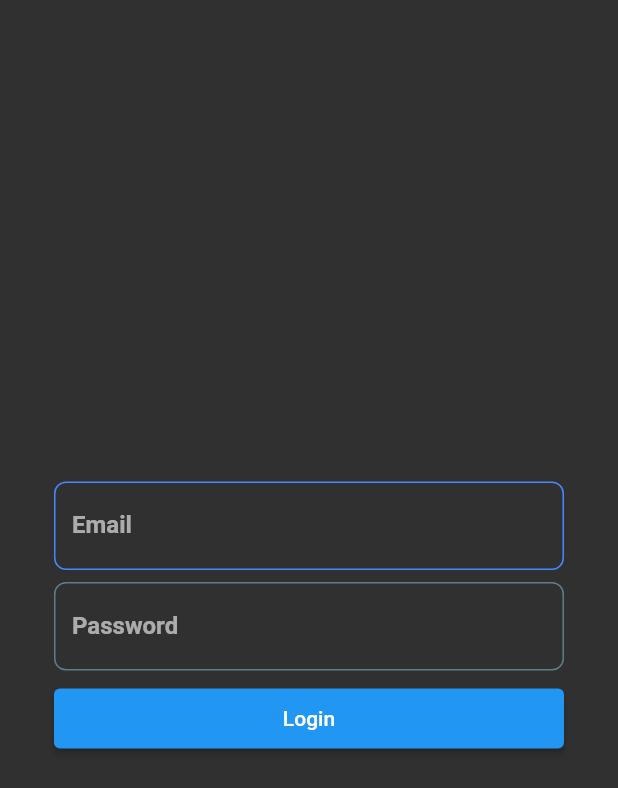
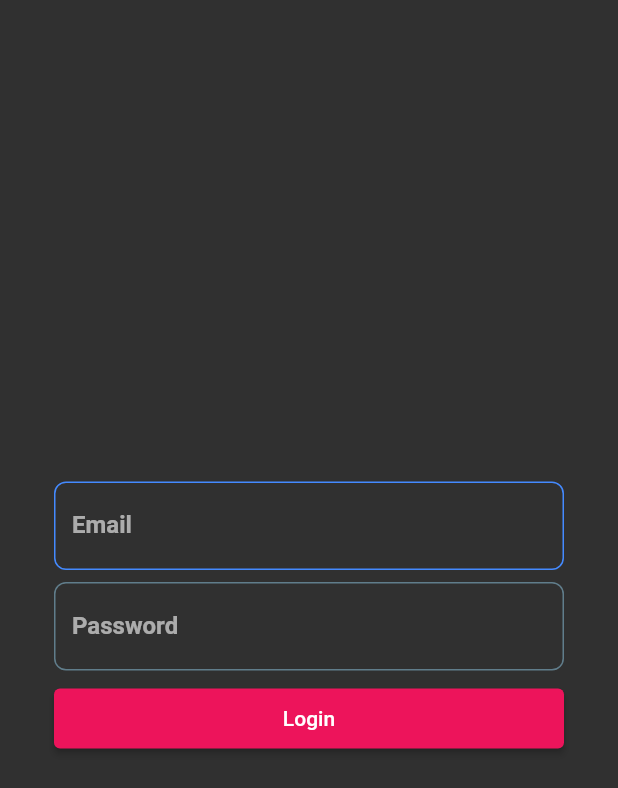
Before and after one commit to blackcodefan/flutter-starter, a Flutter app: the screen it shows after launch, on a phone screen of 412 x 824 dp. Shown: the top 788 px of the screen. Run offline on Flutter 3.47's test engine with Material 2 defaults, Android fonts, the phone set to English and light mode, and no system bars; our stand-ins replace auto_route, equatable, firebase_auth, firebase_core, flutter_bloc, form_validator and 2 more; accounts and stored records are empty; generated files the repository leaves out were written again.

```diff
--- /dev/null
+++ b/lib/auth/guard.dart
@@ -0,0 +1,16 @@
+import 'package:auto_route/auto_route.dart';
+import 'package:flutter_starter/global_bloc/index.dart';
+
+class AuthGuard extends AutoRouteGuard {
+  AuthBloc? authBloc;
+  AuthGuard({ this.authBloc });
+  @override
+  void onNavigation(NavigationResolver resolver, StackRouter router) {
+
+    if(authBloc?.state.authenticated == true){
+      resolver.next(false);
+    } else {
+        resolver.next(true);
+      }
+    }
+}
--- a/lib/auth/index.dart
+++ b/lib/auth/index.dart
@@ -1,2 +1,3 @@
 export 'models/index.dart';
 export 'screens/index.dart';
+export 'guard.dart';
--- a/lib/global_bloc/auth/auth_bloc.dart
+++ b/lib/global_bloc/auth/auth_bloc.dart
@@ -3,6 +3,7 @@ import 'package:flutter/material.dart';
 import 'package:equatable/equatable.dart';
 import 'package:flutter_bloc/flutter_bloc.dart';
 import 'package:flutter_starter/auth/index.dart';
+import 'package:flutter_starter/routes.gr.dart';
 
 part 'auth_bloc_event.dart';
 part 'auth_bloc_state.dart';
@@ -10,8 +11,10 @@ part 'auth_bloc_state.dart';
 class AuthBloc extends Bloc<AuthBlocEvent, AuthBlocState>{
 
   final BuildContext context;
+  final AppRouter router;
 
-  AuthBloc(this.context) : super(AuthState()){
+  AuthBloc(this.context, { required this.router }) : super(AuthState()){
+    router.authGuard.authBloc = this;
 
     FirebaseAuth.instance.userChanges().listen((User? user) {
       if (user == null) {
@@ -22,11 +25,16 @@ class AuthBloc extends Bloc<AuthBlocEvent, AuthBlocState>{
     });
 
     on<Authenticated>((event, emit) {
+      if (state.authenticated != true) {
+        router.replaceNamed('/home');
+      }
       emit(AuthBlocState.clone(state, authenticated: event.authenticated, user: event.user));
     });
 
-    on<UnAuthenticated>((event, emit) =>
-        emit(AuthBlocState.clone(state, authenticated: false, user: null)));
+    on<UnAuthenticated>((event, emit) {
+      emit(AuthBlocState.clone(state, authenticated: false, user: null));
+      router.replaceNamed('/login');
+    });
 
     on<UpDateAuthUser>((event, emit) => emit(AuthBlocState.clone(state, user: event.user)));
 
--- a/lib/main.dart
+++ b/lib/main.dart
@@ -2,6 +2,7 @@ import 'package:firebase_core/firebase_core.dart';
 import 'package:flutter/material.dart';
 import 'package:flutter_bloc/flutter_bloc.dart';
 import 'package:flutter_localizations/flutter_localizations.dart';
+import 'package:flutter_starter/auth/guard.dart';
 import 'package:flutter_starter/l10n/l10n.dart';
 import 'package:flutter_starter/routes.gr.dart';
 import 'package:flutter_starter/global_bloc/index.dart';
@@ -21,7 +22,7 @@ class App extends StatelessWidget {
   final SharedPreferences prefs;
   App({Key? key, required this.prefs}) : super(key: key);
 
-  final _appRouter = AppRouter();
+  final _appRouter = AppRouter(authGuard: AuthGuard());
 
   @override
   Widget build(BuildContext context) {
@@ -32,7 +33,7 @@ class App extends StatelessWidget {
               lazy: false,
               create: (_) => SettingsBloc(prefs)
           ),
-          BlocProvider<AuthBloc>(create: (_) => AuthBloc(_)),
+          BlocProvider<AuthBloc>(create: (_) => AuthBloc(_, router: _appRouter)),
         ],
         child: BlocBuilder<SettingsBloc, SettingsBlocState>(
           builder: (context, SettingsBlocState state) {
@@ -43,6 +44,7 @@ class App extends StatelessWidget {
                 title: 'Flutter Starter Application',
                 locale: state.locale,
                 supportedLocales: L10n.all,
+
                 localizationsDelegates: const [
                   AppLocalizations.delegate,
                   GlobalCupertinoLocalizations.delegate,
--- /dev/null
+++ b/lib/profile/index.dart
@@ -0,0 +1 @@
+export 'screens/index.dart';
--- /dev/null
+++ b/lib/profile/screens/index.dart
@@ -0,0 +1 @@
+export 'profile.dart';
--- /dev/null
+++ b/lib/shipment/index.dart
@@ -0,0 +1 @@
+export 'screens/index.dart';
--- /dev/null
+++ b/lib/shipment/screens/index.dart
@@ -0,0 +1 @@
+export 'shipments.dart';
--- /dev/null
+++ b/lib/store/index.dart
@@ -0,0 +1 @@
+export 'screens/index.dart';
--- /dev/null
+++ b/lib/store/screens/index.dart
@@ -0,0 +1 @@
+export 'store.dart';
--- a/lib/theme/dark.dart
+++ b/lib/theme/dark.dart
@@ -1,3 +1,15 @@
 part of 'package:flutter_starter/theme/index.dart';
 
-ThemeData darkTheme = ThemeData.dark();
+ThemeData darkTheme = ThemeData(
+    toggleableActiveColor: const Color(0xFFED145B),
+    inputDecorationTheme: const InputDecorationTheme(
+        focusedBorder: UnderlineInputBorder(
+            borderSide: BorderSide(color: Color(0xFF5A5B51))
+        )
+    ),
+    colorScheme: const ColorScheme.dark(
+      primary: Color(0xFFED145B),
+      onPrimary: Color(0xFFFFFFFF),
+      secondary: Color(0xFFED145B),
+    )
+);
--- a/lib/theme/light.dart
+++ b/lib/theme/light.dart
@@ -1,3 +1,17 @@
 part of 'package:flutter_starter/theme/index.dart';
 
-ThemeData lightTheme = ThemeData.light();
+ThemeData lightTheme = ThemeData(
+    toggleableActiveColor: const Color(0xFFED145B),
+    inputDecorationTheme: const InputDecorationTheme(
+        focusedBorder: UnderlineInputBorder(
+            borderSide: BorderSide(color: Color(0xFF5A5B51))
+        )
+    ),
+    colorScheme: const ColorScheme.light(
+        primary: Color(0xFFED145B),
+        onPrimary: Color(0xFFFFFFFF),
+        secondary: Color(0xFFED145B),
+        onSecondary: Color(0xFFFFFFFF),
+        outline: Color(0xFF5A5B51)
+    )
+);
--- a/pubspec.yaml
+++ b/pubspec.yaml
@@ -43,6 +43,7 @@ dependencies:
   flutter_bloc: ^8.0.1
   form_validator: ^1.0.2
   intl: ^0.17.0
+  salomon_bottom_bar: ^3.3.1
   shared_preferences: ^2.0.15
 
 dev_dependencies:
```
Also changed, not shown: lib/home.dart (+40 -11 lines), lib/profile/screens/profile.dart (added, +19 -0 lines), lib/routes.dart (+39 -6 lines), lib/shipment/screens/shipments.dart (added, +19 -0 lines), lib/splash.dart (+5 -20 lines), lib/store/screens/store.dart (added, +19 -0 lines), lib/routes.gr.dart, pubspec.lock.
